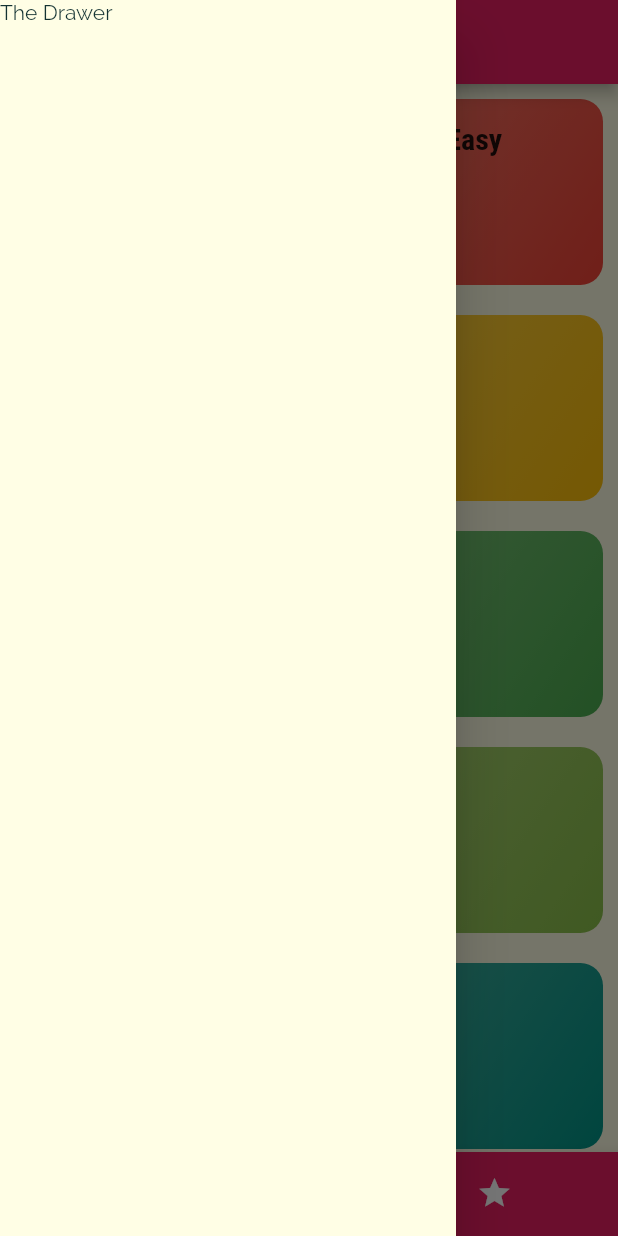
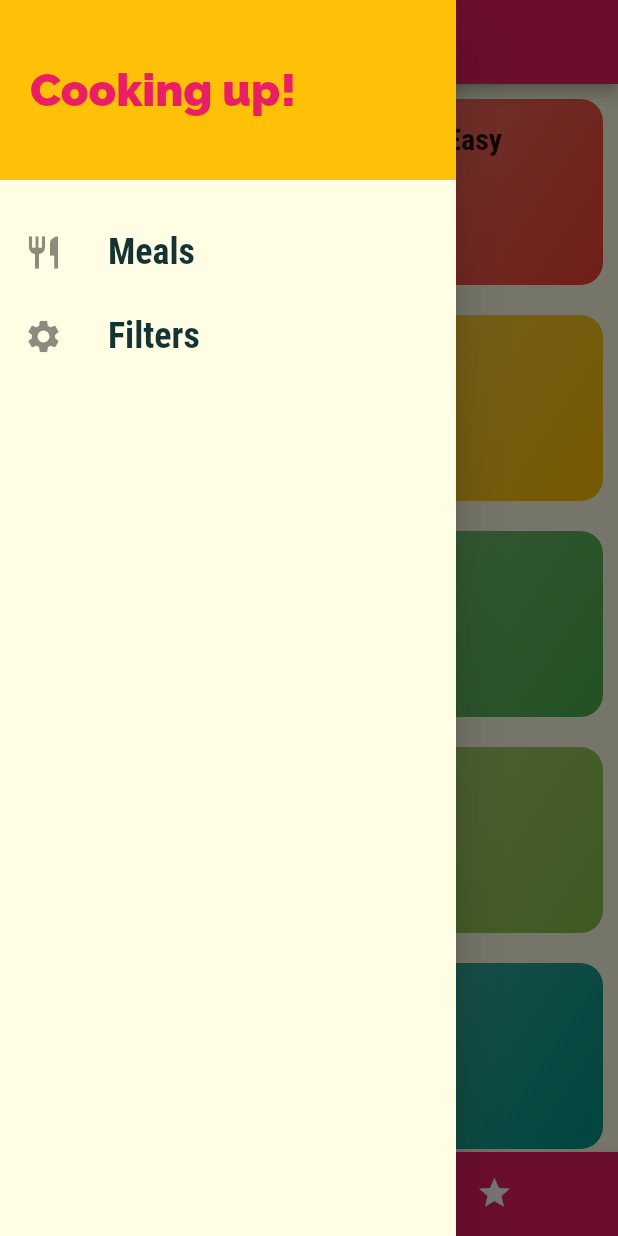
Before and after one commit to FranLMSP/basic-recipes-app, a Flutter app: the screen it shows after launch, with the side drawer open, on a phone screen of 412 x 824 dp. Run offline on Flutter 3.47's test engine with Material 2 defaults, Android fonts, the phone set to English and light mode, and no system bars.

Commit message:
Add drawer

```diff
--- a/lib/screens/tabs_screen.dart
+++ b/lib/screens/tabs_screen.dart
@@ -1,5 +1,6 @@
 import 'package:flutter/material.dart';
 
+import '../widgets/main_drawer.dart';
 import './favorites_screen.dart';
 import './categories_screen.dart';
 
@@ -35,9 +36,7 @@ class _TabsScreenState extends State<TabsScreen> {
       appBar: AppBar(
         title: Text(_pages[_selectedPageIndex]['title']),
       ),
-      drawer: Drawer(
-        child: Text('The Drawer'),
-      ),
+      drawer: MainDrawer(),
       body: _pages[_selectedPageIndex]['page'],
       bottomNavigationBar: BottomNavigationBar(
         onTap: _selectPage,
--- /dev/null
+++ b/lib/widgets/main_drawer.dart
@@ -0,0 +1,46 @@
+import 'package:flutter/material.dart';
+
+class MainDrawer extends StatelessWidget {
+
+  Widget _buildListTile(String title, IconData icon) {
+    return ListTile(
+      leading: Icon(icon, size: 26),
+      title: Text(title, style: TextStyle(
+        fontFamily: 'RobotoCondensed',
+        fontSize: 24,
+        fontWeight: FontWeight.bold,
+      )),
+      onTap: () {
+
+      },
+    );
+  }
+
+  @override
+  Widget build(BuildContext context) {
+    return Drawer(
+      child: Column(
+        children: <Widget>[
+          Container(
+            height: 120,
+            width: double.infinity,
+            padding: EdgeInsets.all(20),
+            alignment: Alignment.centerLeft,
+            color: Theme.of(context).accentColor,
+            child: Text(
+              'Cooking up!',
+              style: TextStyle(
+                fontWeight: FontWeight.w900,
+                fontSize: 30,
+                color: Theme.of(context).primaryColor,
+              ),
+            ),
+          ),
+          SizedBox(height: 20),
+          _buildListTile('Meals', Icons.restaurant),
+          _buildListTile('Filters', Icons.settings),
+        ],
+      ),
+    );
+  }
+}
```
